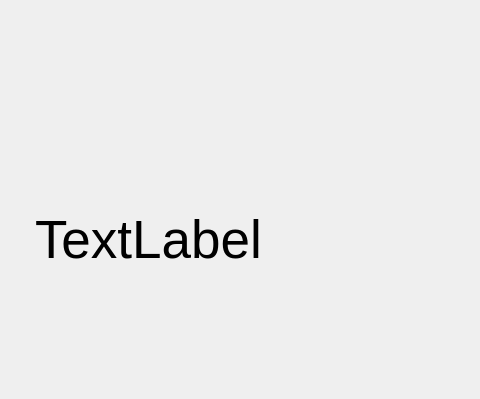
First picture: the form in Robot/Python/run/screen4.ui, repository aSrki/Eurobot2024, before the edit; both pictures show x 0 to 480 and y 0 to 399 of the 720 by 480 pixel window.
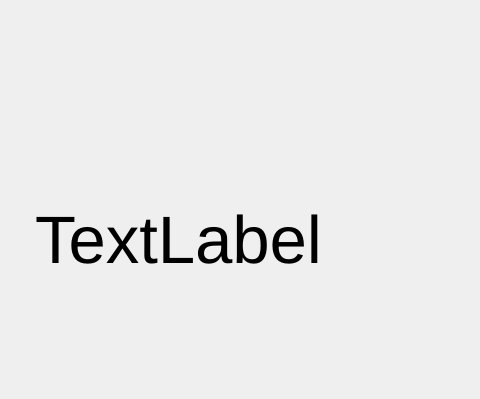
Second picture: the form after the edit.

```diff
--- a/Robot/Python/run/screen4.ui
+++ b/Robot/Python/run/screen4.ui
@@ -24,7 +24,7 @@
    </property>
    <property name="font">
     <font>
-     <pointsize>40</pointsize>
+     <pointsize>50</pointsize>
     </font>
    </property>
    <property name="text">
```
